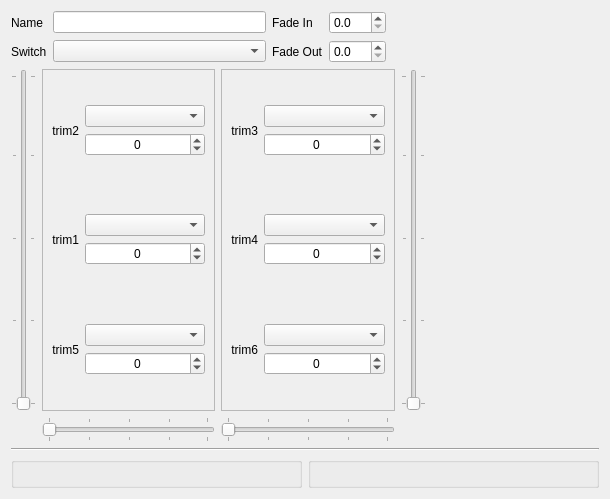
This is companion/src/modeledit/flightmode.ui in opentx/opentx as Qt 5 draws it before an edit. The edited form follows.
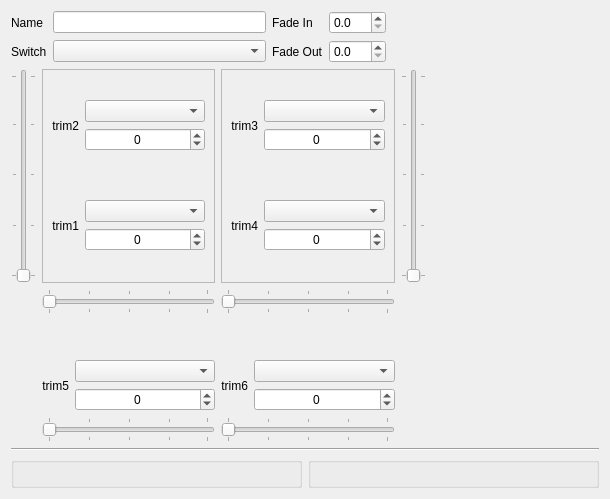
This is the edited form.

Commit message: Add sliders for T5/T6

The edit to the form file:
```diff
--- a/companion/src/modeledit/flightmode.ui
+++ b/companion/src/modeledit/flightmode.ui
@@ -227,65 +227,6 @@
             </property>
            </widget>
           </item>
-          <item row="2" column="1">
-           <layout class="QVBoxLayout" name="verticalLayout_6">
-            <item>
-             <spacer name="verticalSpacer_2">
-              <property name="orientation">
-               <enum>Qt::Vertical</enum>
-              </property>
-              <property name="sizeHint" stdset="0">
-               <size>
-                <width>20</width>
-                <height>40</height>
-               </size>
-              </property>
-             </spacer>
-            </item>
-            <item>
-             <widget class="QComboBox" name="trim5Use"/>
-            </item>
-            <item>
-             <widget class="QSpinBox" name="trim5Value">
-              <property name="alignment">
-               <set>Qt::AlignCenter</set>
-              </property>
-              <property name="accelerated">
-               <bool>true</bool>
-              </property>
-              <property name="minimum">
-               <number>-896</number>
-              </property>
-              <property name="maximum">
-               <number>896</number>
-              </property>
-             </widget>
-            </item>
-            <item>
-             <spacer name="verticalSpacer">
-              <property name="orientation">
-               <enum>Qt::Vertical</enum>
-              </property>
-              <property name="sizeHint" stdset="0">
-               <size>
-                <width>20</width>
-                <height>40</height>
-               </size>
-              </property>
-             </spacer>
-            </item>
-           </layout>
-          </item>
-          <item row="2" column="0">
-           <widget class="QLabel" name="trim5Label">
-            <property name="text">
-             <string>trim5</string>
-            </property>
-            <property name="alignment">
-             <set>Qt::AlignRight|Qt::AlignTrailing|Qt::AlignVCenter</set>
-            </property>
-           </widget>
-          </item>
          </layout>
         </item>
        </layout>
@@ -490,70 +431,143 @@
             </property>
            </widget>
           </item>
-          <item row="2" column="1">
-           <layout class="QVBoxLayout" name="verticalLayout_7">
-            <item>
-             <spacer name="verticalSpacer_4">
-              <property name="orientation">
-               <enum>Qt::Vertical</enum>
-              </property>
-              <property name="sizeHint" stdset="0">
-               <size>
-                <width>20</width>
-                <height>40</height>
-               </size>
-              </property>
-             </spacer>
-            </item>
-            <item>
-             <widget class="QComboBox" name="trim6Use"/>
-            </item>
-            <item>
-             <widget class="QSpinBox" name="trim6Value">
-              <property name="alignment">
-               <set>Qt::AlignCenter</set>
-              </property>
-              <property name="accelerated">
-               <bool>true</bool>
-              </property>
-              <property name="minimum">
-               <number>-896</number>
-              </property>
-              <property name="maximum">
-               <number>896</number>
-              </property>
-             </widget>
-            </item>
-            <item>
-             <spacer name="verticalSpacer_3">
-              <property name="orientation">
-               <enum>Qt::Vertical</enum>
-              </property>
-              <property name="sizeHint" stdset="0">
-               <size>
-                <width>20</width>
-                <height>40</height>
-               </size>
-              </property>
-             </spacer>
-            </item>
-           </layout>
-          </item>
-          <item row="2" column="0">
-           <widget class="QLabel" name="trim6Label">
-            <property name="text">
-             <string>trim6</string>
-            </property>
-            <property name="alignment">
-             <set>Qt::AlignRight|Qt::AlignTrailing|Qt::AlignVCenter</set>
-            </property>
-           </widget>
-          </item>
          </layout>
         </item>
        </layout>
       </widget>
      </item>
+     <item row="3" column="2">
+      <layout class="QGridLayout" name="t6Layout" columnstretch="0,1">
+       <item row="2" column="0">
+        <widget class="QLabel" name="trim6Label">
+         <property name="text">
+          <string>trim6</string>
+         </property>
+         <property name="alignment">
+          <set>Qt::AlignRight|Qt::AlignTrailing|Qt::AlignVCenter</set>
+         </property>
+        </widget>
+       </item>
+       <item row="2" column="1">
+        <layout class="QVBoxLayout" name="verticalLayout_4">
+         <item>
+          <widget class="QComboBox" name="trim6Use"/>
+         </item>
+         <item>
+          <widget class="QSpinBox" name="trim6Value">
+           <property name="alignment">
+            <set>Qt::AlignCenter</set>
+           </property>
+           <property name="accelerated">
+            <bool>true</bool>
+           </property>
+           <property name="minimum">
+            <number>-896</number>
+           </property>
+           <property name="maximum">
+            <number>896</number>
+           </property>
+          </widget>
+         </item>
+        </layout>
+       </item>
+       <item row="0" column="1">
+        <spacer name="verticalSpacer_2">
+         <property name="orientation">
+          <enum>Qt::Vertical</enum>
+         </property>
+         <property name="sizeType">
+          <enum>QSizePolicy::Minimum</enum>
+         </property>
+         <property name="sizeHint" stdset="0">
+          <size>
+           <width>20</width>
+           <height>40</height>
+          </size>
+         </property>
+        </spacer>
+       </item>
+      </layout>
+     </item>
+     <item row="4" column="2">
+      <widget class="QSlider" name="trim6Slider">
+       <property name="orientation">
+        <enum>Qt::Horizontal</enum>
+       </property>
+       <property name="tickPosition">
+        <enum>QSlider::TicksBothSides</enum>
+       </property>
+       <property name="tickInterval">
+        <number>25</number>
+       </property>
+      </widget>
+     </item>
+     <item row="4" column="1">
+      <widget class="QSlider" name="trim5Slider">
+       <property name="orientation">
+        <enum>Qt::Horizontal</enum>
+       </property>
+       <property name="tickPosition">
+        <enum>QSlider::TicksBothSides</enum>
+       </property>
+       <property name="tickInterval">
+        <number>25</number>
+       </property>
+      </widget>
+     </item>
+     <item row="3" column="1">
+      <layout class="QGridLayout" name="t5Layout" columnstretch="0,1">
+       <item row="1" column="0">
+        <widget class="QLabel" name="trim5Label">
+         <property name="text">
+          <string>trim5</string>
+         </property>
+         <property name="alignment">
+          <set>Qt::AlignRight|Qt::AlignTrailing|Qt::AlignVCenter</set>
+         </property>
+        </widget>
+       </item>
+       <item row="1" column="1">
+        <layout class="QVBoxLayout" name="verticalLayout_5">
+         <item>
+          <widget class="QComboBox" name="trim5Use"/>
+         </item>
+         <item>
+          <widget class="QSpinBox" name="trim5Value">
+           <property name="alignment">
+            <set>Qt::AlignCenter</set>
+           </property>
+           <property name="accelerated">
+            <bool>true</bool>
+           </property>
+           <property name="minimum">
+            <number>-896</number>
+           </property>
+           <property name="maximum">
+            <number>896</number>
+           </property>
+          </widget>
+         </item>
+        </layout>
+       </item>
+       <item row="0" column="1">
+        <spacer name="verticalSpacer">
+         <property name="orientation">
+          <enum>Qt::Vertical</enum>
+         </property>
+         <property name="sizeType">
+          <enum>QSizePolicy::Minimum</enum>
+         </property>
+         <property name="sizeHint" stdset="0">
+          <size>
+           <width>20</width>
+           <height>40</height>
+          </size>
+         </property>
+        </spacer>
+       </item>
+      </layout>
+     </item>
     </layout>
    </item>
    <item>
```
Left out of the diff: 164 changed lines with no effect on the pictures. The commit also changes 1 other file.
